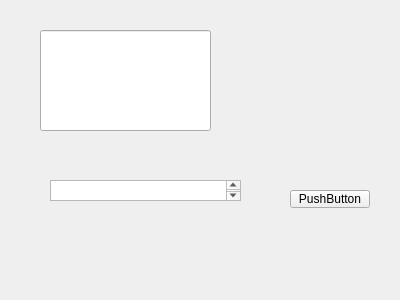
Old version of the form clientwindow.ui in the repository richinterest/srptest.
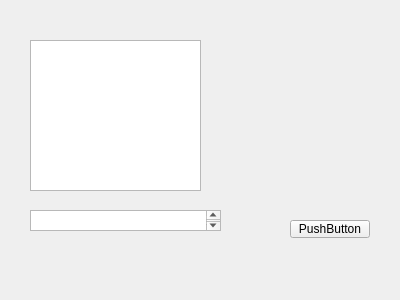
New version of the form.

The edit to the form file:
```diff
--- a/clientwindow.ui
+++ b/clientwindow.ui
@@ -13,21 +13,11 @@
   <property name="windowTitle">
    <string>Form</string>
   </property>
-  <widget class="QLineEdit" name="lineEdit">
-   <property name="geometry">
-    <rect>
-     <x>40</x>
-     <y>30</y>
-     <width>171</width>
-     <height>101</height>
-    </rect>
-   </property>
-  </widget>
   <widget class="QTextEdit" name="textEdit">
    <property name="geometry">
     <rect>
-     <x>50</x>
-     <y>180</y>
+     <x>30</x>
+     <y>210</y>
      <width>191</width>
      <height>21</height>
     </rect>
@@ -37,7 +27,7 @@
    <property name="geometry">
     <rect>
      <x>290</x>
-     <y>190</y>
+     <y>220</y>
      <width>80</width>
      <height>18</height>
     </rect>
@@ -46,6 +36,16 @@
     <string>PushButton</string>
    </property>
   </widget>
+  <widget class="QTextEdit" name="history">
+   <property name="geometry">
+    <rect>
+     <x>30</x>
+     <y>40</y>
+     <width>171</width>
+     <height>151</height>
+    </rect>
+   </property>
+  </widget>
  </widget>
  <resources/>
  <connections/>
```
